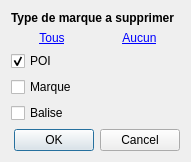
Before: the Qt Designer form src/Ui/poi_delete.ui in nohal/qtVlm, drawn with Qt 5.
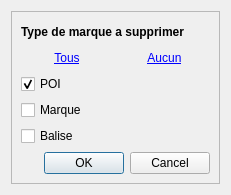
After: the same form once the commit is applied.

The edit to the form file:
```diff
--- a/src/Ui/poi_delete.ui
+++ b/src/Ui/poi_delete.ui
@@ -6,8 +6,8 @@
    <rect>
     <x>0</x>
     <y>0</y>
-    <width>191</width>
-    <height>144</height>
+    <width>231</width>
+    <height>195</height>
    </rect>
   </property>
   <property name="windowTitle">
@@ -15,6 +15,21 @@
   </property>
   <layout class="QVBoxLayout" name="verticalLayout_2">
    <item>
+    <widget class="QScrollArea" name="scrollArea">
+     <property name="widgetResizable">
+      <bool>true</bool>
+     </property>
+     <widget class="QWidget" name="scrollAreaWidgetContents">
+      <property name="geometry">
+       <rect>
+        <x>0</x>
+        <y>0</y>
+        <width>211</width>
+        <height>175</height>
+       </rect>
+      </property>
+      <layout class="QVBoxLayout" name="verticalLayout">
+       <item>
     <widget class="QLabel" name="label">
      <property name="font">
       <font>
@@ -96,6 +111,10 @@
      <property name="standardButtons">
       <set>QDialogButtonBox::Cancel|QDialogButtonBox::Ok</set>
      </property>
+        </widget>
+       </item>
+      </layout>
+     </widget>
     </widget>
    </item>
   </layout>
```
Lines whose indentation alone changed are shown as unchanged.
